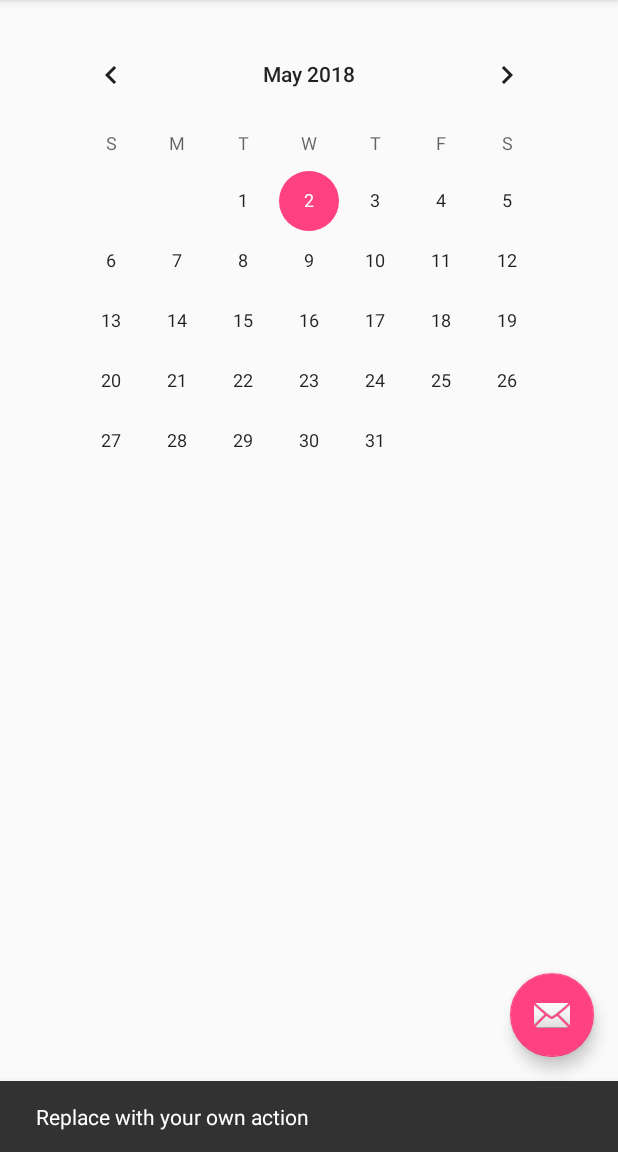
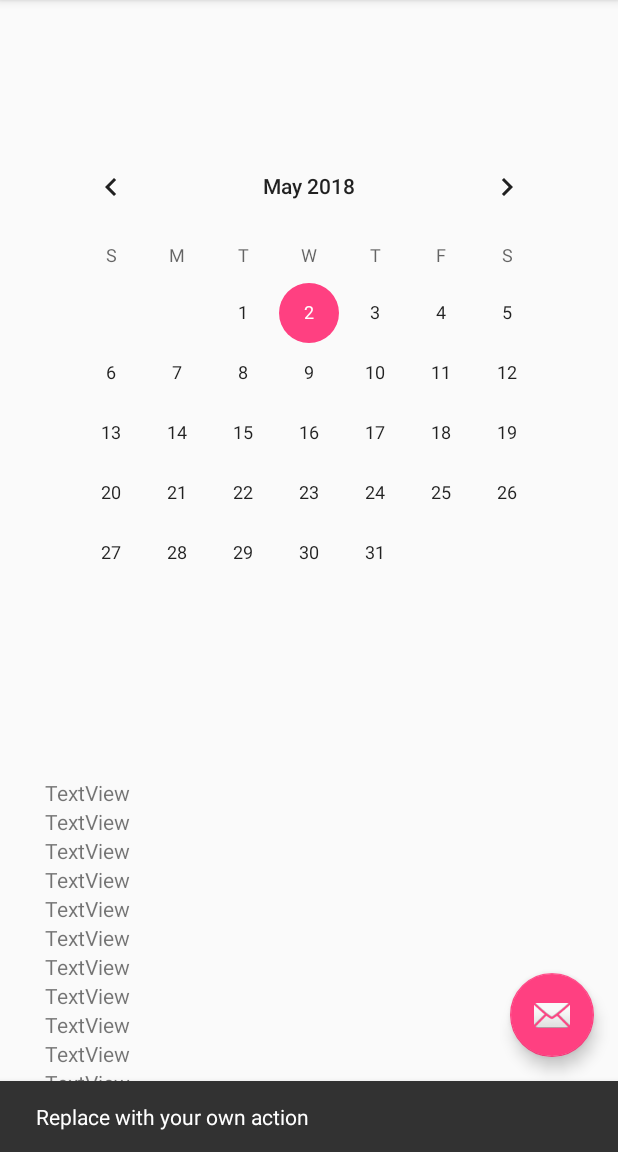
Before and after one commit to Gnagnom94/HouseworkCalendar, an Android app: the screen it shows after launch (SchermataIniziale), after a tap on an icon or button, on a phone screen of 412 x 824 dp, the part 84-1236 px from its top. Run offline under Robolectric (Android 15) with nearby library versions, the phone set to English and light mode, and no system bars.

Commit message:
Aggiunta scroolview

```diff
--- a/app/src/main/res/layout/content_schermata_iniziale.xml
+++ b/app/src/main/res/layout/content_schermata_iniziale.xml
@@ -9,12 +9,129 @@
     tools:showIn="@layout/activity_schermata_iniziale">
 
     <CalendarView
-        android:id="@+id/calendarView"
+        android:id="@+id/calendarView2"
         android:layout_width="wrap_content"
         android:layout_height="wrap_content"
-        android:layout_marginTop="16dp"
+        android:layout_marginBottom="8dp"
+        android:layout_marginEnd="8dp"
+        android:layout_marginStart="8dp"
+        android:layout_marginTop="8dp"
+        app:layout_constraintBottom_toTopOf="@+id/scrollView6"
         app:layout_constraintEnd_toEndOf="parent"
         app:layout_constraintStart_toStartOf="parent"
         app:layout_constraintTop_toTopOf="parent" />
 
+    <ScrollView
+        android:id="@+id/scrollView6"
+        android:layout_width="352dp"
+        android:layout_height="241dp"
+        android:layout_marginBottom="8dp"
+        android:layout_marginEnd="8dp"
+        android:layout_marginStart="8dp"
+        app:layout_constraintBottom_toBottomOf="parent"
+        app:layout_constraintEnd_toEndOf="parent"
+        app:layout_constraintStart_toStartOf="parent">
+
+        <LinearLayout
+            android:layout_width="match_parent"
+            android:layout_height="wrap_content"
+            android:orientation="vertical" >
+
+            <TextView
+                android:id="@+id/textView35"
+                android:layout_width="match_parent"
+                android:layout_height="wrap_content"
+                android:text="TextView" />
+
+            <TextView
+                android:id="@+id/textView34"
+                android:layout_width="match_parent"
+                android:layout_height="wrap_content"
+                android:text="TextView" />
+
+            <TextView
+                android:id="@+id/textView33"
+                android:layout_width="match_parent"
+                android:layout_height="wrap_content"
+                android:text="TextView" />
+
+            <TextView
+                android:id="@+id/textView32"
+                android:layout_width="match_parent"
+                android:layout_height="wrap_content"
+                android:text="TextView" />
+
+            <TextView
+                android:id="@+id/textView31"
+                android:layout_width="match_parent"
+                android:layout_height="wrap_content"
+                android:text="TextView" />
+
+            <TextView
+                android:id="@+id/textView30"
+                android:layout_width="match_parent"
+                android:layout_height="wrap_content"
+                android:text="TextView" />
+
+            <TextView
+                android:id="@+id/textView29"
+                android:layout_width="match_parent"
+                android:layout_height="wrap_content"
+                android:text="TextView" />
+
+            <TextView
+                android:id="@+id/textView28"
+                android:layout_width="match_parent"
+                android:layout_height="wrap_content"
+                android:text="TextView" />
+
+            <TextView
+                android:id="@+id/textView27"
+                android:layout_width="match_parent"
+                android:layout_height="wrap_content"
+                android:text="TextView" />
+
+            <TextView
+                android:id="@+id/textView26"
+                android:layout_width="match_parent"
+                android:layout_height="wrap_content"
+                android:text="TextView" />
+
+            <TextView
+                android:id="@+id/textView25"
+                android:layout_width="match_parent"
+                android:layout_height="wrap_content"
+                android:text="TextView" />
+
+            <TextView
+                android:id="@+id/textView24"
+                android:layout_width="match_parent"
+                android:layout_height="wrap_content"
+                android:text="TextView" />
+
+            <TextView
+                android:id="@+id/textView23"
+                android:layout_width="match_parent"
+                android:layout_height="wrap_content"
+                android:text="TextView" />
+
+            <TextView
+                android:id="@+id/textView22"
+                android:layout_width="match_parent"
+                android:layout_height="wrap_content"
+                android:text="TextView" />
+
+            <TextView
+                android:id="@+id/textView21"
+                android:layout_width="match_parent"
+                android:layout_height="wrap_content"
+                android:text="TextView" />
+
+            <TextView
+                android:id="@+id/textView20"
+                android:layout_width="match_parent"
+                android:layout_height="wrap_content"
+                android:text="TextView" />
+        </LinearLayout>
+    </ScrollView>
 </android.support.constraint.ConstraintLayout>
```
